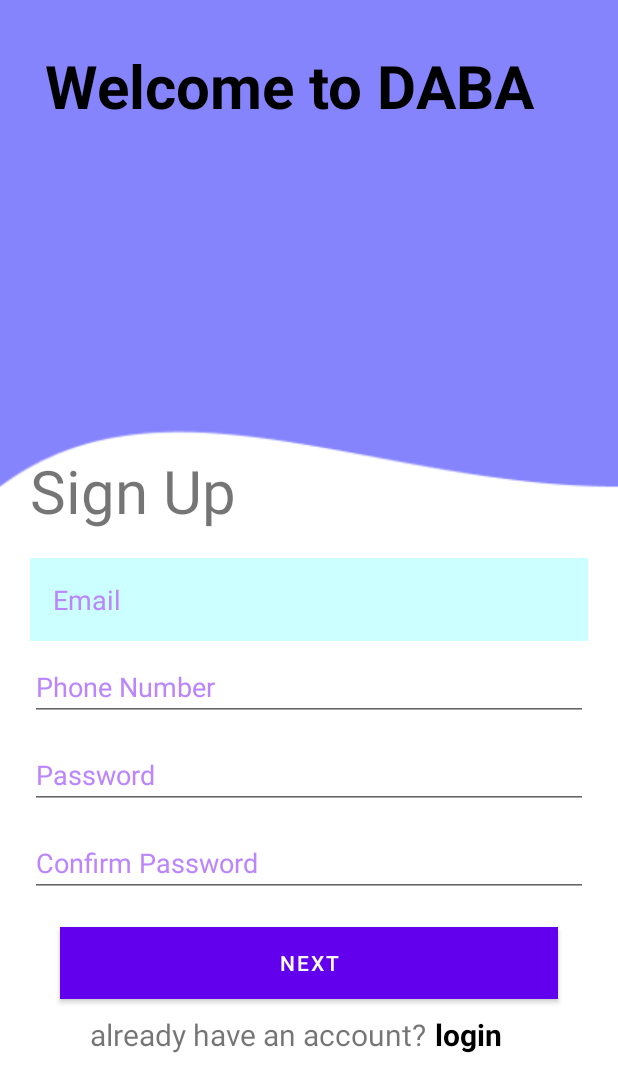
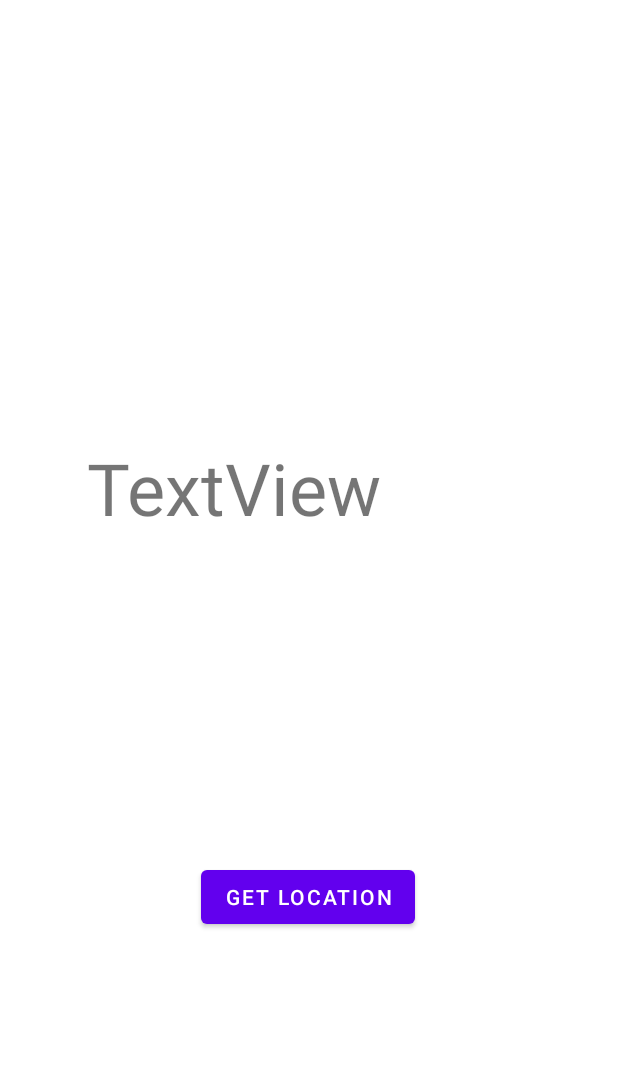
Before and after one commit to rupesh0097/DABA, an Android app: the screen it shows after launch (Register before the commit, Location after it), on a phone screen of 412 x 824 dp. Shown: the top 1092 px of the screen. Run offline under Robolectric (Android 15) with nearby library versions, the phone set to English and light mode, and no system bars.

Commit message:
NO message bro

```diff
--- a/app/build.gradle
+++ b/app/build.gradle
@@ -38,10 +38,12 @@ android {
 
 dependencies {
 
+    implementation 'com.google.android.gms:play-services-location:21.0.1'
     implementation 'androidx.appcompat:appcompat:1.6.1'
     implementation 'com.google.android.material:material:1.8.0'
     implementation 'androidx.constraintlayout:constraintlayout:2.1.4'
     implementation 'com.google.firebase:firebase-database:20.1.0'
+    implementation 'com.google.firebase:firebase-firestore:24.4.3'
     testImplementation 'junit:junit:4.13.2'
     androidTestImplementation 'androidx.test.ext:junit:1.1.5'
     androidTestImplementation 'androidx.test.espresso:espresso-core:3.5.1'
--- /dev/null
+++ b/app/src/main/java/com/example/daba/Location.java
@@ -0,0 +1,89 @@
+package com.example.daba;
+//
+import android.Manifest;
+import androidx.annotation.NonNull;
+import androidx.appcompat.app.AppCompatActivity;
+import androidx.core.app.ActivityCompat;
+import androidx.core.content.ContextCompat;
+
+import android.annotation.SuppressLint;
+import android.content.pm.PackageManager;
+import android.location.Address;
+import android.location.Geocoder;
+import android.location.LocationListener;
+import android.location.LocationManager;
+import android.os.Bundle;
+import android.view.View;
+import android.widget.Button;
+import android.widget.TextView;
+import android.widget.Toast;
+
+import java.io.IOException;
+import java.util.List;
+import java.util.Locale;
+
+public class Location extends AppCompatActivity implements LocationListener {
+
+    private LocationManager lm;
+    private TextView displayLocation;
+    private Button getLocation;
+
+    @Override
+    protected void onCreate(Bundle savedInstanceState) {
+        super.onCreate(savedInstanceState);
+        setContentView(R.layout.activity_location);
+
+        getLocation = findViewById(R.id.getLocationButton);
+        displayLocation  = findViewById(R.id.getLocationView);
+
+
+        getLocation.setOnClickListener(new View.OnClickListener() {
+            @Override
+            public void onClick(View v) {
+            // check for runtime permission
+                if (ContextCompat.checkSelfPermission(Location.this, Manifest.permission.ACCESS_FINE_LOCATION)
+                        != PackageManager.PERMISSION_GRANTED) {
+                    // Request location updates
+                    ActivityCompat.requestPermissions(Location.this, new String[] {
+                            Manifest.permission.ACCESS_FINE_LOCATION}, 1);
+                }
+
+            // getLocationMethod
+            getLocation();
+            }
+        });
+    }
+
+    @SuppressLint("MissingPermission")
+    private void getLocation() {
+
+        try{
+            lm = (LocationManager) getApplicationContext().getSystemService(LOCALE_SERVICE);
+            lm.requestLocationUpdates(LocationManager.GPS_PROVIDER, 5000, 5, Location.this);
+
+        }
+        catch (Exception e){
+            e.printStackTrace();
+        }
+    }
+
+
+    @Override
+    public void onLocationChanged(@NonNull android.location.Location location) {
+        Toast.makeText(Location.this, location.getLatitude() + " " + location.getLongitude(), Toast.LENGTH_SHORT).show();
+
+
+        try {
+            Geocoder gc = new Geocoder(Location.this, Locale.getDefault());
+            List<Address> allAddress = gc.getFromLocation(location.getLatitude(), location.getLongitude(),1);
+            String address = allAddress.get(0).getAddressLine(0);
+
+            displayLocation.setText(address);
+            displayLocation.setText("hello");
+        } catch (IOException e) {
+            e.printStackTrace();
+        }
+
+
+    }
+}
--- a/app/src/main/java/com/example/daba/Login.java
+++ b/app/src/main/java/com/example/daba/Login.java
@@ -86,7 +86,7 @@ public class Login extends AppCompatActivity {
                                 }
                             }
                             else{
-                                Toast.makeText(Login.this, "Wrogn Password", Toast.LENGTH_SHORT).show();
+                                Toast.makeText(Login.this, "Wrong Password", Toast.LENGTH_SHORT).show();
                             } // close of if
                         }
 
--- a/app/src/main/java/com/example/daba/Users.java
+++ b/app/src/main/java/com/example/daba/Model/Users.java
@@ -1,4 +1,4 @@
-package com.example.daba;
+package com.example.daba.Model;
 
 public class Users {
 
--- a/app/src/main/java/com/example/daba/Next.java
+++ b/app/src/main/java/com/example/daba/Next.java
@@ -10,6 +10,7 @@ import android.widget.Toast;
 
 import androidx.appcompat.app.AppCompatActivity;
 
+import com.example.daba.Model.Users;
 import com.google.firebase.database.DatabaseReference;
 import com.google.firebase.database.FirebaseDatabase;
 
--- /dev/null
+++ b/app/src/main/res/layout/activity_location.xml
@@ -0,0 +1,37 @@
+<?xml version="1.0" encoding="utf-8"?>
+<androidx.constraintlayout.widget.ConstraintLayout xmlns:android="http://schemas.android.com/apk/res/android"
+    xmlns:app="http://schemas.android.com/apk/res-auto"
+    xmlns:tools="http://schemas.android.com/tools"
+    android:layout_width="match_parent"
+    android:layout_height="match_parent"
+    tools:context=".Location">
+
+    <Button
+        android:id="@+id/getLocationButton"
+        android:layout_width="wrap_content"
+        android:layout_height="wrap_content"
+        android:text="Get Location"
+        app:layout_constraintBottom_toBottomOf="parent"
+        app:layout_constraintEnd_toEndOf="parent"
+        app:layout_constraintHorizontal_bias="0.498"
+        app:layout_constraintStart_toStartOf="parent"
+        app:layout_constraintTop_toTopOf="parent"
+        app:layout_constraintVertical_bias="0.74" />
+
+    <TextView
+        android:id="@+id/getLocationView"
+        android:layout_width="272dp"
+        android:layout_height="230dp"
+        android:layout_marginStart="77dp"
+        android:layout_marginTop="382dp"
+        android:layout_marginEnd="84dp"
+        android:layout_marginBottom="105dp"
+        android:text="TextView"
+        android:textSize="48sp"
+        app:layout_constraintBottom_toTopOf="@+id/getLocationButton"
+        app:layout_constraintEnd_toEndOf="parent"
+        app:layout_constraintHorizontal_bias="0.909"
+        app:layout_constraintStart_toStartOf="parent"
+        app:layout_constraintTop_toTopOf="parent"
+        app:layout_constraintVertical_bias="0.625" />
+</androidx.constraintlayout.widget.ConstraintLayout>
--- a/app/src/main/res/layout/activity_login.xml
+++ b/app/src/main/res/layout/activity_login.xml
@@ -36,7 +36,7 @@
         android:id="@+id/password"
         android:layout_width="match_parent"
         android:layout_height="wrap_content"
-        android:layout_below="@+id/email"
+        android:layout_below="@+id/phone"
         android:layout_marginLeft="20dp"
         android:layout_marginRight="20dp"
         android:layout_marginTop="20px"
--- a/app/src/main/res/layout/activity_register.xml
+++ b/app/src/main/res/layout/activity_register.xml
@@ -96,18 +96,17 @@ android:background="@drawable/welcome2"
     android:textSize="20dp"
     ></TextView>
 
-<TextView
-    android:layout_width="match_parent"
-    android:layout_height="wrap_content"
-    android:id="@+id/loginpage"
-    android:text="login"
-    android:layout_below="@id/register"
-    android:layout_marginTop="10dp"
-    android:layout_marginLeft="290dp"
-    android:textSize="20dp"
-    android:textStyle="bold"
-    android:textColor="@color/black"
-    ></TextView>
+    <TextView
+        android:id="@+id/loginpage"
+        android:layout_width="match_parent"
+        android:layout_height="wrap_content"
+        android:layout_below="@id/register"
+        android:layout_marginLeft="290dp"
+        android:layout_marginTop="10dp"
+        android:text="login"
+        android:textColor="@color/black"
+        android:textSize="20dp"
+        android:textStyle="bold"></TextView>
 
     <TextView
         android:layout_width="match_parent"
```
Also changed, not shown: app/src/main/AndroidManifest.xml (+17 -5 lines), app/src/main/java/com/example/daba/Register.java (+4 -3 lines), app/src/main/res/layout/activity_main_page.xml (+12 -8 lines).
